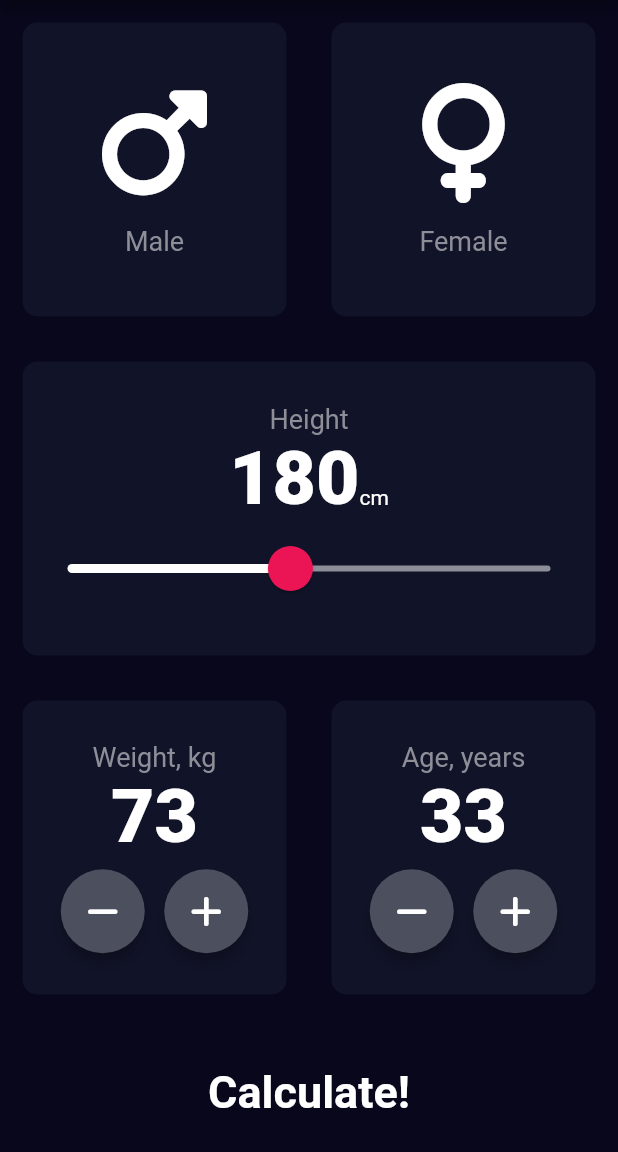
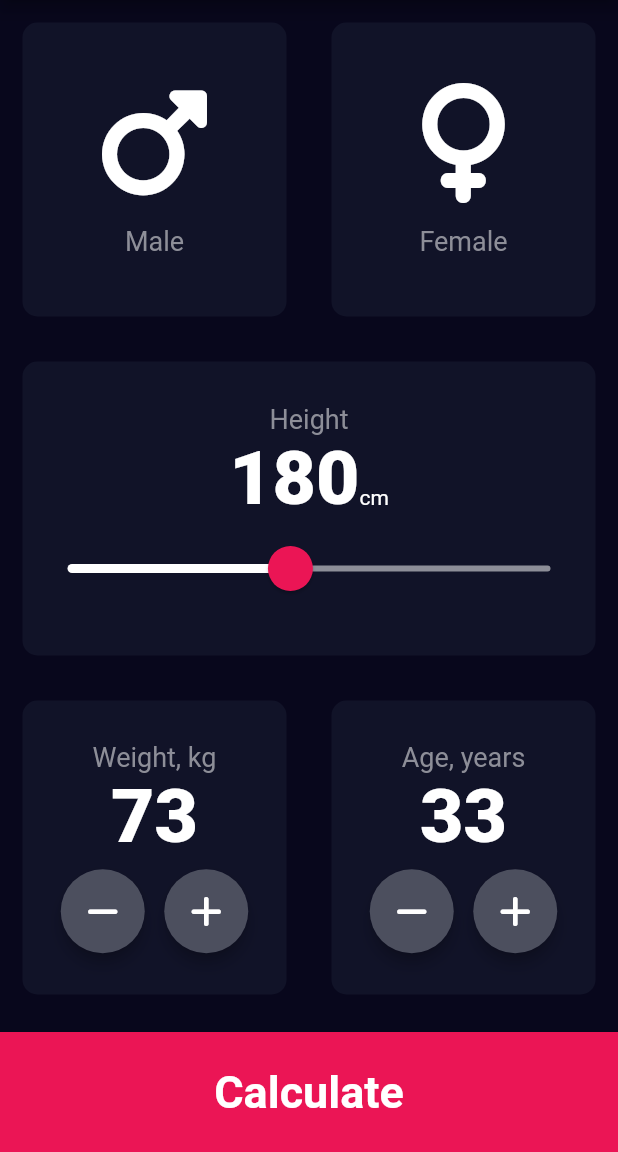
Before and after one commit to alekseigrindev/flutter-07-bmi_calculator, a Flutter app: the screen it shows after launch, on a phone screen of 412 x 824 dp, the part 84-1236 px from its top. Run offline on Flutter 3.47's test engine with Material 2 defaults, Android fonts, the phone set to English and light mode, and no system bars; our stand-ins replace font_awesome_flutter.

```diff
--- /dev/null
+++ b/lib/components/bottom_button.dart
@@ -0,0 +1,36 @@
+import 'package:bmi_calculator/constants.dart';
+import 'package:flutter/material.dart';
+
+class BottomButton extends StatelessWidget {
+
+  final String? buttonText;
+  final Function()? onTap;
+
+  BottomButton({required this.buttonText, required this.onTap});
+
+  @override
+  Widget build(BuildContext context) {
+    return GestureDetector(
+      onTap: onTap,
+      child: Container(
+        child: Column(
+          mainAxisAlignment: MainAxisAlignment.center,
+          children: <Widget>[
+            Text(
+              buttonText.toString(),
+              selectionColor: Colors.white,
+              style: TextStyle(
+                fontWeight: FontWeight.bold,
+                fontSize: 30.0,
+              ),
+            ),
+          ],
+        ),
+        color: kBottomContainerColor,
+        margin: EdgeInsets.only(top: 10.0),
+        width: double.infinity,
+        height: kBottomContainerHeight,
+      ),
+    );
+  }
+}
--- /dev/null
+++ b/lib/components/round_button.dart
@@ -0,0 +1,23 @@
+import 'package:flutter/material.dart';
+
+class RoundIconButton extends StatelessWidget {
+  RoundIconButton({required this.icon, required this.onPress});
+
+  final IconData icon;
+  final Function() onPress;
+
+  @override
+  Widget build(BuildContext context) {
+    return RawMaterialButton(
+      child: Icon(icon),
+      elevation: 4.0,
+      constraints: BoxConstraints.tightFor(
+        width: 56.0,
+        height: 56.0,
+      ),
+      shape: CircleBorder(),
+      fillColor: Color(0xFF4C4F5E),
+      onPressed: onPress,
+    );
+  }
+}
--- a/lib/main.dart
+++ b/lib/main.dart
@@ -1,6 +1,6 @@
 import 'package:flutter/material.dart';
 
-import 'input_page.dart';
+import 'screens/input_page.dart';
 
 void main() => runApp(BMICalculator());
 
--- a/lib/input_page.dart
+++ b/lib/screens/input_page.dart
@@ -1,15 +1,16 @@
+import 'package:bmi_calculator/components/bottom_button.dart';
 import 'package:bmi_calculator/constants.dart';
-import 'package:bmi_calculator/icon_cont.dart';
-import 'package:bmi_calculator/results_page.dart';
-import 'package:bmi_calculator/reusable_cart.dart';
+import 'package:bmi_calculator/components/icon_cont.dart';
+import 'package:bmi_calculator/components/reusable_cart.dart';
+import 'package:bmi_calculator/components/round_button.dart';
+import 'package:bmi_calculator/screens/results_page.dart';
 import 'package:flutter/material.dart';
 import 'package:font_awesome_flutter/font_awesome_flutter.dart';
-
+import 'package:bmi_calculator/calculator_brain.dart';
 
 enum Gender {
   male,
   female,
-  none,
 }
 
 class InputPage extends StatefulWidget {
@@ -199,56 +200,22 @@ class _InputPageState extends State<InputPage> {
               ],
             ),
           ),
-          GestureDetector(
+          BottomButton(
+            buttonText: 'Calculate',
             onTap: () {
+              CalculatorBrain calc = CalculatorBrain(height: height, weight: weight);
               Navigator.push(
-                  context,
-                  MaterialPageRoute(builder: (context) => ResultsPage()),
+                context,
+                MaterialPageRoute(builder: (context) => ResultsPage(
+                  bmiResult: calc.calculateBMI(),
+                  resultText: calc.getResult(),
+                  intrpretation: calc.getInterpretation(),
+                )),
               );
             },
-            child: Container(
-              child: Column(
-                mainAxisAlignment: MainAxisAlignment.center,
-                children: <Widget>[
-                  Text(
-                    'Calculate!',
-                    selectionColor: Colors.white,
-                    style: TextStyle(
-                      fontWeight: FontWeight.bold,
-                      fontSize: 30.0,
-                    ),
-                  ),
-                ],
-              ),
-              margin: EdgeInsets.only(top: 10.0),
-              width: double.infinity,
-              height: kBottomContainerHeight,
-            ),
           ),
         ],
       ),
     );
   }
 }
-
-class RoundIconButton extends StatelessWidget {
-  RoundIconButton({required this.icon, required this.onPress});
-
-  final IconData icon;
-  final Function() onPress;
-
-  @override
-  Widget build(BuildContext context) {
-    return RawMaterialButton(
-      child: Icon(icon),
-      elevation: 4.0,
-      constraints: BoxConstraints.tightFor(
-        width: 56.0,
-        height: 56.0,
-      ),
-      shape: CircleBorder(),
-      fillColor: Color(0xFF4C4F5E),
-      onPressed: onPress,
-    );
-  }
-}
```
Also changed, not shown: lib/calculator_brain.dart (added, +42 -0 lines), lib/constants.dart (+28 -2 lines), lib/results_page.dart (deleted, +0 -70 lines), lib/screens/results_page.dart (added, +75 -0 lines), lib/components/icon_cont.dart (renamed from lib/icon_cont.dart), lib/components/reusable_cart.dart (renamed from lib/reusable_cart.dart).
